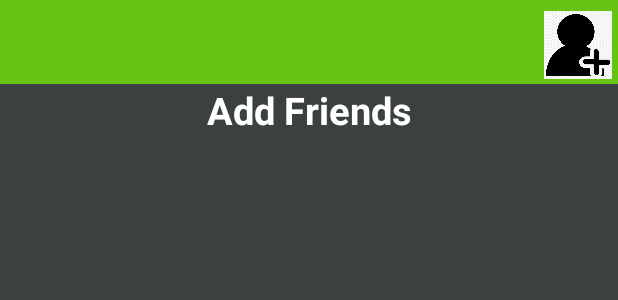
After one commit to lucastai98/Orbital_CS_x, an Android app: the layout activity_add_friend_to_group.xml on its own in the app's theme, with its tools: preview values and no code run, on a phone screen of 412 x 824 dp. The commit adds this screen. Shown: the top 300 px of the screen. Run offline under Robolectric (Android 15) with nearby library versions, the light colour scheme and no system bars.

```diff
--- a/app/src/main/java/com/example/myapplication/RestaurantListActivity.java
+++ b/app/src/main/java/com/example/myapplication/RestaurantListActivity.java
@@ -196,7 +196,6 @@ public class RestaurantListActivity extends AppCompatActivity {
 
                 }
             });
-
         }
     }
 
--- /dev/null
+++ b/app/src/main/res/layout/activity_add_friend_to_group.xml
@@ -0,0 +1,45 @@
+<?xml version="1.0" encoding="utf-8"?>
+<RelativeLayout xmlns:android="http://schemas.android.com/apk/res/android"
+    xmlns:app="http://schemas.android.com/apk/res-auto"
+    xmlns:tools="http://schemas.android.com/tools"
+    android:layout_width="match_parent"
+    android:layout_height="match_parent"
+    tools:context=".AddFriendToGroupActivity"
+    android:background="@color/colorProfile">
+    <include
+        android:id="@+id/add_friends_to_group_appbar_layout"
+        layout="@layout/app_bar_layout">
+
+    </include>
+
+    <ImageButton
+        android:id="@+id/favourite_button"
+        android:layout_width="45dp"
+        android:layout_height="45dp"
+        android:layout_alignParentTop="true"
+        android:layout_alignParentEnd="true"
+        android:layout_marginTop="7dp"
+        android:layout_marginEnd="4dp"
+        android:background="@drawable/addfriend" />
+
+    <TextView
+        android:id="@+id/add_friends"
+        android:layout_width="match_parent"
+        android:layout_height="wrap_content"
+        android:layout_below="@id/add_friends_to_group_appbar_layout"
+        android:layout_centerHorizontal="true"
+        android:gravity="center_horizontal"
+        android:text="Add Friends"
+        android:textAlignment="center"
+        android:textColor="@android:color/background_light"
+        android:textSize="25sp"
+        android:textStyle="bold" />
+
+    <androidx.recyclerview.widget.RecyclerView
+        android:id="@+id/add_friend_to_group_list"
+        android:layout_width="match_parent"
+        android:layout_height="match_parent"
+        android:layout_below="@id/add_friends"
+        android:layout_alignParentLeft="true"
+        android:layout_margin="15dp"/>
+</RelativeLayout>
```
Also changed, not shown: app/src/main/AndroidManifest.xml (+9 -4 lines), app/src/main/java/com/example/myapplication/AddFriendToGroupActivity.java (added, +14 -0 lines), app/src/main/java/com/example/myapplication/GroupProfile.java (added, +14 -0 lines), app/src/main/java/com/example/myapplication/GroupsActivity.java (added, +17 -0 lines), app/src/main/java/com/example/myapplication/PersonProfileActivity.java (+9 -2 lines), app/src/main/java/com/example/myapplication/ProfileActivity.java (+9 -2 lines), app/src/main/res/layout/activity_group_profile.xml (added, +35 -0 lines), app/src/main/res/layout/activity_groups.xml (added, +9 -0 lines), app/src/main/res/drawable/addfriend.png (added).
